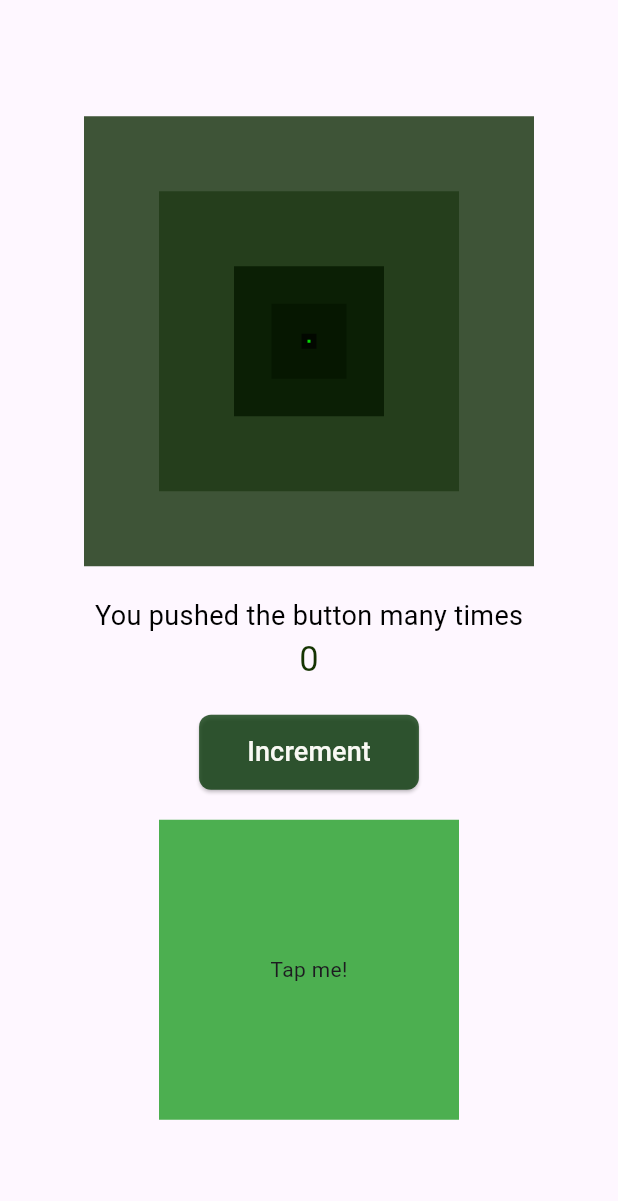
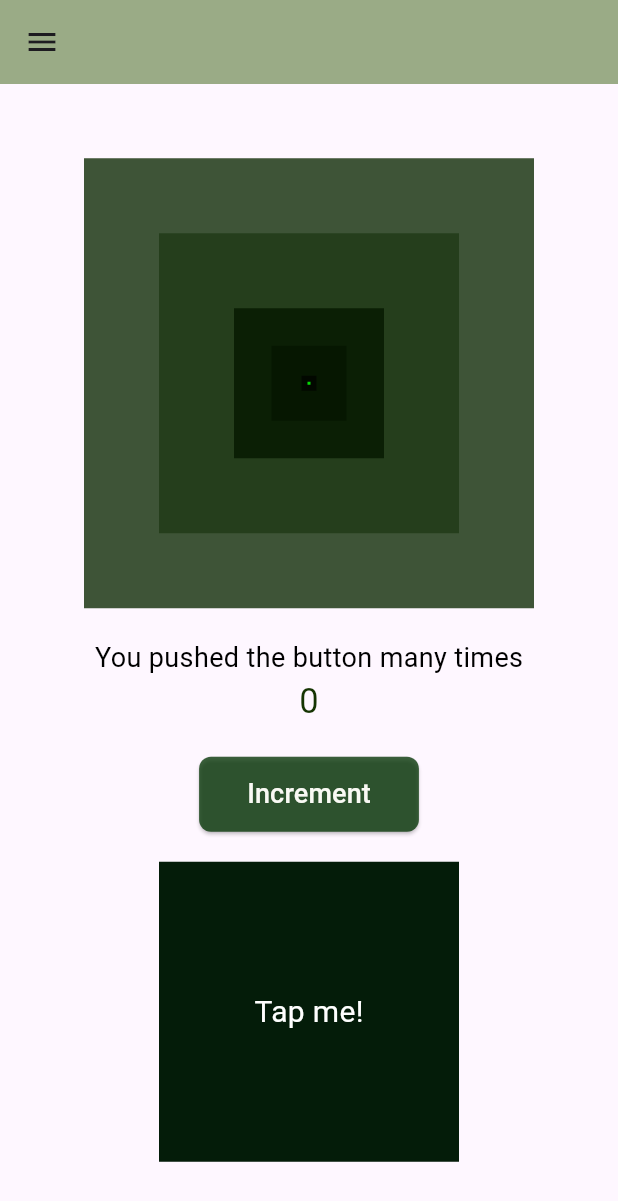
Before and after one commit to R-Htu/fluttertutorial, a Flutter app: the screen it shows after launch, on a phone screen of 412 x 824 dp. Shown: the top 1201 px of the screen. Run offline on Flutter 3.47's test engine with Material 3 defaults, Android fonts, the phone set to English and light mode, and no system bars.

```diff
--- a/lib/pages/counter_page.dart
+++ b/lib/pages/counter_page.dart
@@ -1,5 +1,6 @@
 import 'package:flutter/material.dart';
 
+//‌ counter ‌ေရးထားတဲ့ နံပါတ်စဥ်တွေကို အရင်လုပ်နေ်
 class CounterPage extends StatefulWidget {
   const CounterPage({super.key});
 
@@ -8,8 +9,10 @@ class CounterPage extends StatefulWidget {
 }
 
 class _CounterPageState extends State<CounterPage> {
+  // counter
   int counter = 0;
 
+  // counter
   void increment() {
     setState(() {
       counter++;
@@ -31,7 +34,37 @@ class _CounterPageState extends State<CounterPage> {
   @override
   Widget build(BuildContext context) {
     return Scaffold(
-      drawer: Drawer(),
+      appBar: AppBar(
+        backgroundColor: Color.fromARGB(121, 44, 86, 1),
+      ),
+      drawer: Drawer(
+        backgroundColor: const Color.fromARGB(255, 224, 246, 226),
+        child: Column(
+          children: [
+            const DrawerHeader(
+              child: Icon(
+                Icons.favorite,
+                size: 35,
+              ),
+            ),
+            ListTile(
+              leading: const Icon(Icons.home),
+              title: const Text('H O M E'),
+              onTap: () {
+                Navigator.pop(context);
+                Navigator.pushReplacementNamed(context, '/homepage');
+              },
+            ),
+            ListTile(
+              leading: const Icon(Icons.settings),
+              title: const Text('S E T T I N G S'),
+              onTap: () {
+                Navigator.pushNamed(context, '/settingpage');
+              },
+            ),
+          ],
+        ),
+      ),
       body: Center(
         child: Column(
           mainAxisAlignment: MainAxisAlignment.center,
@@ -72,6 +105,7 @@ class _CounterPageState extends State<CounterPage> {
               ],
             ),
             SizedBox(height: 20),
+            //counter အစ
             Text(
               'You pushed the button many times',
               style: TextStyle(fontSize: 18, color: Colors.black),
@@ -84,6 +118,7 @@ class _CounterPageState extends State<CounterPage> {
               ),
             ),
             SizedBox(height: 20),
+
             ElevatedButton(
               style: ElevatedButton.styleFrom(
                 backgroundColor: Color.fromARGB(199, 6, 55, 7),
@@ -101,14 +136,19 @@ class _CounterPageState extends State<CounterPage> {
                 ),
               ),
             ),
+            //counter အဆုံး
             SizedBox(height: 20),
             GestureDetector(
               onTap: userTap,
               child: Container(
                 height: 200,
                 width: 200,
-                color: Colors.green,
-                child: Center(child: Text('Tap me!')),
+                color: const Color.fromARGB(255, 4, 28, 9),
+                child: Center(
+                    child: Text(
+                  'Tap me!',
+                  style: TextStyle(color: Colors.white, fontSize: 20),
+                )),
               ),
             ),
             if (message.isNotEmpty) SizedBox(height: 20),
```
Also changed, not shown: lib/pages/home_page.dart (+5 -7 lines).
